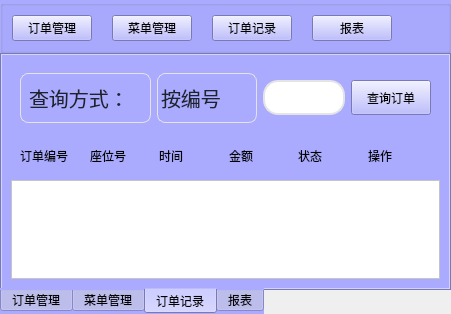
Above: admini/administratorinterface.ui from Li-Yaosong/BuffetMealsSystem before the change. Below: the same form after it.
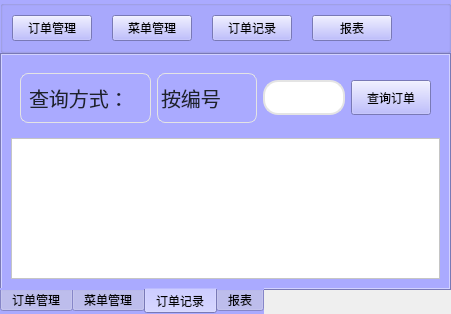
That is the form after the change. The open tabs and pages were chosen to show the change. Icons and pictures are not drawn.

The edit to the form file:
```diff
--- a/admini/administratorinterface.ui
+++ b/admini/administratorinterface.ui
@@ -509,7 +509,7 @@
          </layout>
         </widget>
        </item>
-       <item row="3" column="0">
+       <item row="2" column="0">
         <widget class="QScrollArea" name="scrollArea_2">
          <property name="styleSheet">
           <string notr="true">background-color: rgb(255, 255, 255);</string>
@@ -523,61 +523,13 @@
             <x>0</x>
             <y>0</y>
             <width>427</width>
-            <height>69</height>
+            <height>109</height>
            </rect>
           </property>
           <layout class="QVBoxLayout" name="verticalLayout_3"/>
          </widget>
         </widget>
        </item>
-       <item row="2" column="0">
-        <widget class="QWidget" name="widget_2" native="true">
-         <layout class="QHBoxLayout" name="horizontalLayout_3">
-          <item>
-           <widget class="QLabel" name="label_5">
-            <property name="text">
-             <string>订单编号</string>
-            </property>
-           </widget>
-          </item>
-          <item>
-           <widget class="QLabel" name="label_6">
-            <property name="text">
-             <string>座位号</string>
-            </property>
-           </widget>
-          </item>
-          <item>
-           <widget class="QLabel" name="label_7">
-            <property name="text">
-             <string>时间</string>
-            </property>
-           </widget>
-          </item>
-          <item>
-           <widget class="QLabel" name="label">
-            <property name="text">
-             <string>金额</string>
-            </property>
-           </widget>
-          </item>
-          <item>
-           <widget class="QLabel" name="label_2">
-            <property name="text">
-             <string>状态</string>
-            </property>
-           </widget>
-          </item>
-          <item>
-           <widget class="QLabel" name="label_8">
-            <property name="text">
-             <string>操作</string>
-            </property>
-           </widget>
-          </item>
-         </layout>
-        </widget>
-       </item>
       </layout>
      </widget>
      <widget class="QWidget" name="tab_4">
```
Left out of the diff: 2 changed lines with no effect on the pictures.
